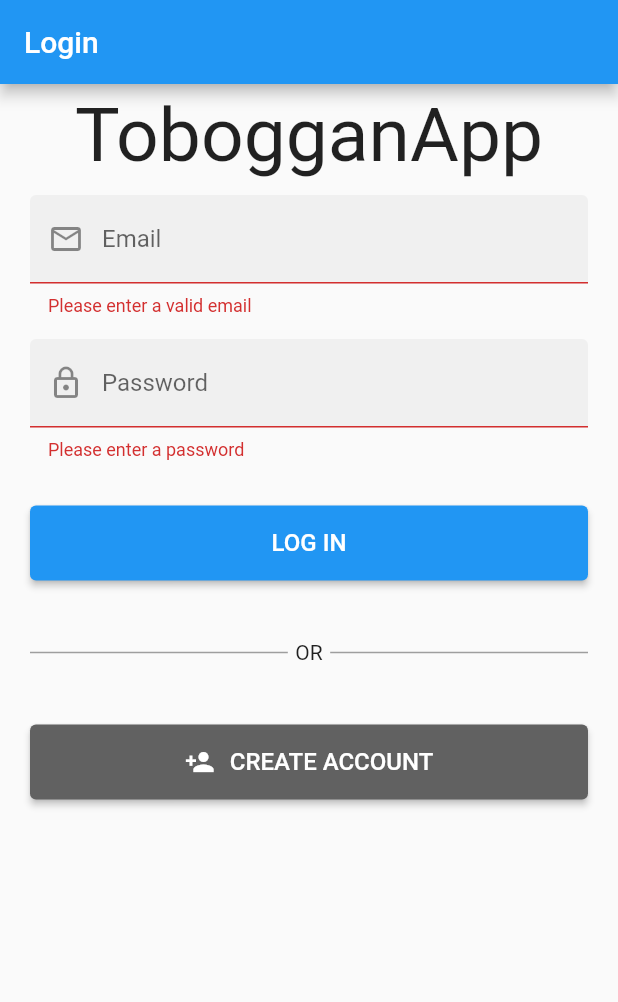
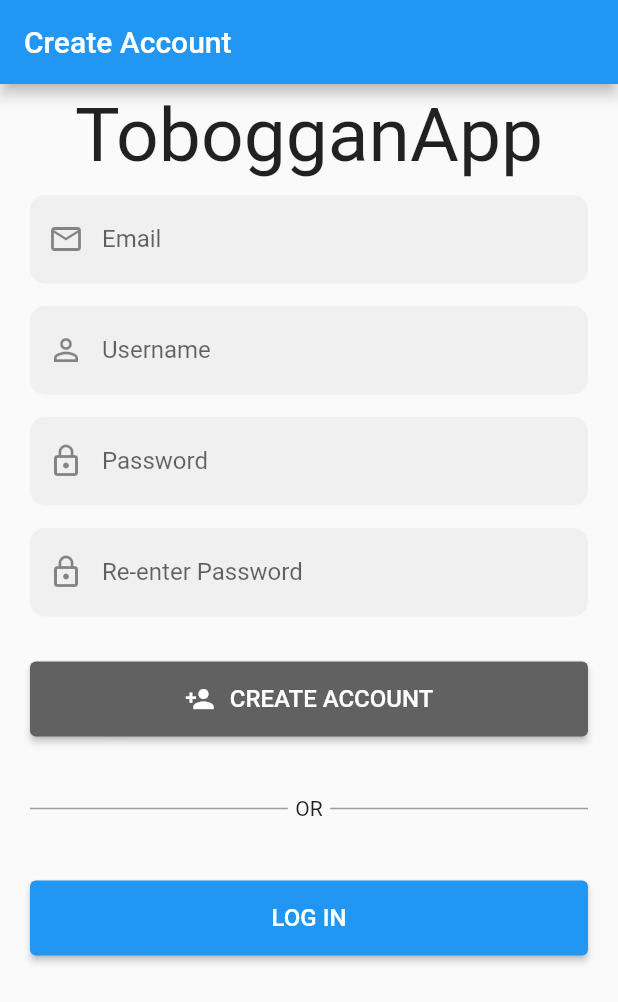
Before and after one commit to PeterRegas/TobogganApp, a Flutter app: the LoginPage screen opened directly, after a tap on "LOG IN", after a tap on "CREATE ACCOUNT", on a phone screen of 412 x 824 dp. Shown: the top 1002 px of the screen. Run offline on Flutter 3.47's test engine with Material 2 defaults, Android fonts, the phone set to English and light mode, and no system bars; our stand-ins replace flutter_map, latlong2; network calls fail; Roboto replaces fonts that are missing (Lucida).

Commit message:
created create account page

```diff
--- /dev/null
+++ b/lib/views/create_account/create_account.dart
@@ -0,0 +1,219 @@
+import 'package:flutter/material.dart';
+import '/main.dart';
+import 'package:tobogganapp/views/login_page/login_page.dart';
+
+class CreateAccountPage extends StatelessWidget {
+  const CreateAccountPage({Key? key}) : super(key: key);
+
+  @override
+  Widget build(BuildContext context) {
+    return Scaffold(
+      appBar: AppBar(
+        title: Text('Create Account'),
+        automaticallyImplyLeading: false,
+      ),
+      body: CreateAccount(),
+    );
+  }
+}
+
+class CreateAccount extends StatefulWidget {
+  const CreateAccount({Key? key}) : super(key: key);
+
+  @override
+  _CreateAccountState createState() => _CreateAccountState();
+}
+
+class _CreateAccountState extends State<CreateAccount> {
+  final GlobalKey<FormState> _formKey = GlobalKey<FormState>();
+  String? _email = '';
+  String? _username = '';
+  String? _passConf = '';
+  String? _password = '';
+  @override
+  Widget build(BuildContext context) {
+    double maxWidth = MediaQuery.of(context).size.width;
+    double maxHeight = MediaQuery.of(context).size.height;
+    return Form(
+        key: _formKey,
+        child: Container(
+            padding: EdgeInsets.only(left: 20, right: 20, top: 5),
+
+            // width: MediaQuery.of(context).size.width,
+            child:
+                Column(mainAxisAlignment: MainAxisAlignment.start, children: <
+                    Widget>[
+              Text("TobogganApp",
+                  style: TextStyle(fontSize: 50, fontFamily: 'Lucida')),
+              SizedBox(
+                height: 10,
+              ),
+              TextFormField(
+                decoration: InputDecoration(
+                  prefixIcon: Icon(Icons.mail_outline),
+                  label: Text('Email', style: TextStyle(fontSize: 16)),
+                  focusedBorder: OutlineInputBorder(
+                      borderRadius: BorderRadius.all(Radius.circular(10.0)),
+                      borderSide: BorderSide(color: Colors.blue)),
+                  enabledBorder: UnderlineInputBorder(
+                      borderSide: BorderSide.none,
+                      borderRadius: BorderRadius.all(Radius.circular(10.0))),
+                  filled: true,
+                ),
+                validator: (value) {
+                  if (value == null || !value.contains('@') || value.isEmpty) {
+                    return 'Please enter a valid email';
+                  }
+                  return null;
+                },
+                onSaved: (value) {
+                  _email = value;
+                },
+              ),
+              SizedBox(
+                height: 15,
+              ),
+              TextFormField(
+                decoration: InputDecoration(
+                  prefixIcon: Icon(Icons.person_outline),
+                  label: Text('Username', style: TextStyle(fontSize: 16)),
+                  focusedBorder: OutlineInputBorder(
+                      borderRadius: BorderRadius.all(Radius.circular(10.0)),
+                      borderSide: BorderSide(color: Colors.blue)),
+                  enabledBorder: UnderlineInputBorder(
+                      borderSide: BorderSide.none,
+                      borderRadius: BorderRadius.all(Radius.circular(10.0))),
+                  filled: true,
+                ),
+                validator: (value) {
+                  if (value == null || value.isEmpty) {
+                    return 'Please enter a valid username';
+                  }
+                  return null;
+                },
+                onSaved: (value) {
+                  _username = value;
+                },
+              ),
+              SizedBox(
+                height: 15,
+              ),
+              TextFormField(
+                obscureText: true,
+                decoration: InputDecoration(
+                  prefixIcon: Icon(Icons.lock_outline),
+                  label: Text('Password', style: TextStyle(fontSize: 16)),
+                  focusedBorder: OutlineInputBorder(
+                      borderRadius: BorderRadius.all(Radius.circular(10.0)),
+                      borderSide: BorderSide(color: Colors.blue)),
+                  enabledBorder: UnderlineInputBorder(
+                      borderSide: BorderSide.none,
+                      borderRadius: BorderRadius.all(Radius.circular(10.0))),
+                  filled: true,
+                ),
+                validator: (value) {
+                  if (value == null || value.isEmpty) {
+                    return 'Please enter a password';
+                  }
+                  return null;
+                },
+                onSaved: (value) {
+                  _password = value;
+                },
+                onChanged: (value) {
+                  _password = value;
+                },
+              ),
+              SizedBox(
+                height: 15,
+              ),
+              TextFormField(
+                obscureText: true,
+                decoration: InputDecoration(
+                  prefixIcon: Icon(Icons.lock_outline),
+                  label:
+                      Text('Re-enter Password', style: TextStyle(fontSize: 16)),
+                  focusedBorder: OutlineInputBorder(
+                      borderRadius: BorderRadius.all(Radius.circular(10.0)),
+                      borderSide: BorderSide(color: Colors.blue)),
+                  enabledBorder: UnderlineInputBorder(
+                      borderSide: BorderSide.none,
+                      borderRadius: BorderRadius.all(Radius.circular(10.0))),
+                  filled: true,
+                ),
+                validator: (value) {
+                  if (value == null || value.isEmpty) {
+                    return 'Please re-enter password';
+                  } else if (value != _password) {
+                    return 'Passwords do not match';
+                  }
+                  return null;
+                },
+                onSaved: (value) {
+                  _passConf = value;
+                },
+              ),
+              SizedBox(
+                height: 30,
+              ),
+              ElevatedButton(
+                  style: ElevatedButton.styleFrom(
+                    fixedSize: Size(maxWidth, 50),
+                    primary: Colors.grey[700],
+                  ),
+                  onPressed: () {
+                    if (_formKey.currentState!.validate()) {
+                      _formKey.currentState!.save();
+                      print('$_email $_password $_passConf $_username');
+                      Navigator.pushReplacement(context,
+                          MaterialPageRoute(builder: (context) => LoginPage()));
+                    }
+                  },
+                  child: Wrap(children: [
+                    Icon(
+                      Icons.person_add,
+                      size: 20,
+                    ),
+                    SizedBox(width: 10),
+                    Text('CREATE ACCOUNT',
+                        style: TextStyle(
+                          fontSize: 16,
+                        ))
+                  ])),
+              SizedBox(
+                height: 40,
+              ),
+              Row(children: <Widget>[
+                Expanded(child: Divider(thickness: 1, color: Colors.grey)),
+                SizedBox(width: 5),
+                Text("OR"),
+                SizedBox(width: 5),
+                Expanded(
+                    child: Divider(
+                  thickness: 1,
+                  color: Colors.grey,
+                )),
+              ]),
+              SizedBox(
+                height: 40,
+              ),
+              ElevatedButton(
+                  style: ElevatedButton.styleFrom(
+                    fixedSize: Size(maxWidth, 50),
+                    primary: Colors.blue,
+                  ),
+                  onPressed: () {
+                    Navigator.pushReplacement(
+                      context,
+                      MaterialPageRoute(builder: (context) => LoginPage()),
+                    );
+                  },
+                  child: Wrap(children: [
+                    Text('LOG IN',
+                        style: TextStyle(
+                          fontSize: 16,
+                        ))
+                  ])),
+            ])));
+  }
+}
--- a/lib/views/login_page/login_page.dart
+++ b/lib/views/login_page/login_page.dart
@@ -1,4 +1,5 @@
 import 'package:flutter/material.dart';
+import 'package:tobogganapp/views/create_account/create_account.dart';
 import '/main.dart';
 
 class LoginPage extends StatelessWidget {
@@ -114,7 +115,7 @@ class _LoginState extends State<Login> {
                         if (_formKey.currentState!.validate()) {
                           _formKey.currentState!.save();
                           print('$_email $_password');
-                          Navigator.push(
+                          Navigator.pushReplacement(
                               context,
                               MaterialPageRoute(
                                   builder: (context) => MyHomePage()));
@@ -147,11 +148,11 @@ class _LoginState extends State<Login> {
                         primary: Colors.grey[700],
                       ),
                       onPressed: () {
-                        // Navigator.push(
-                        //   context,
-                        //   MaterialPageRoute(
-                        //       builder: (context) => MyHomePage()),
-                        // );
+                        Navigator.pushReplacement(
+                          context,
+                          MaterialPageRoute(
+                              builder: (context) => CreateAccountPage()),
+                        );
                       },
                       child: Wrap(children: [
                         Icon(
```
